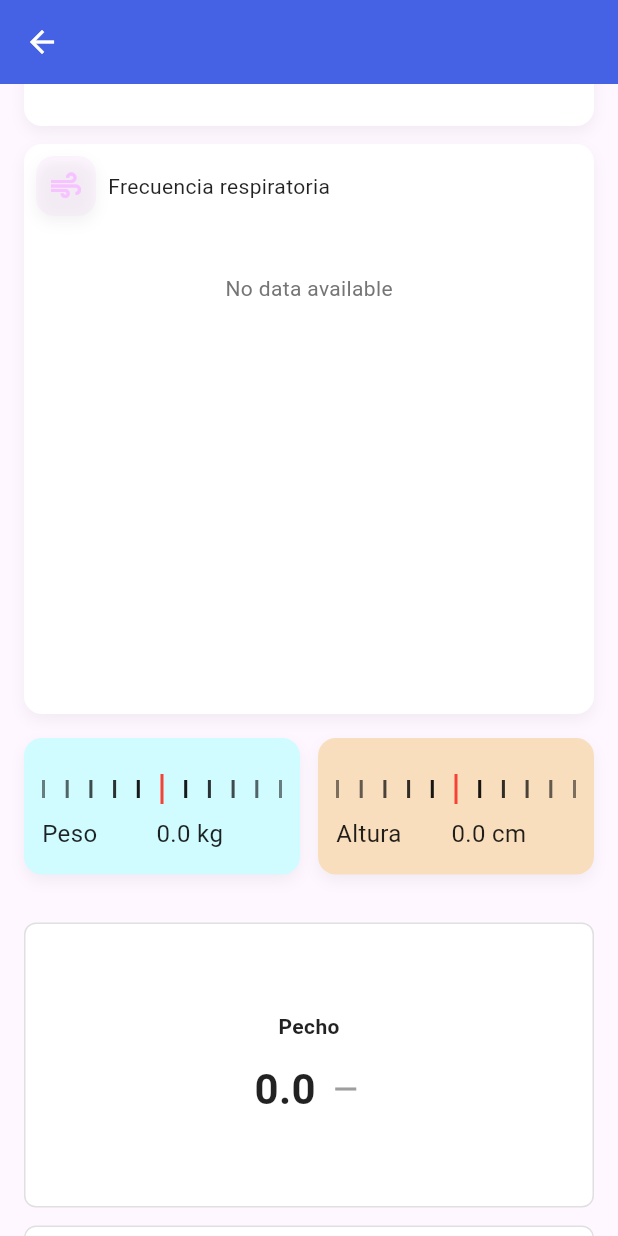
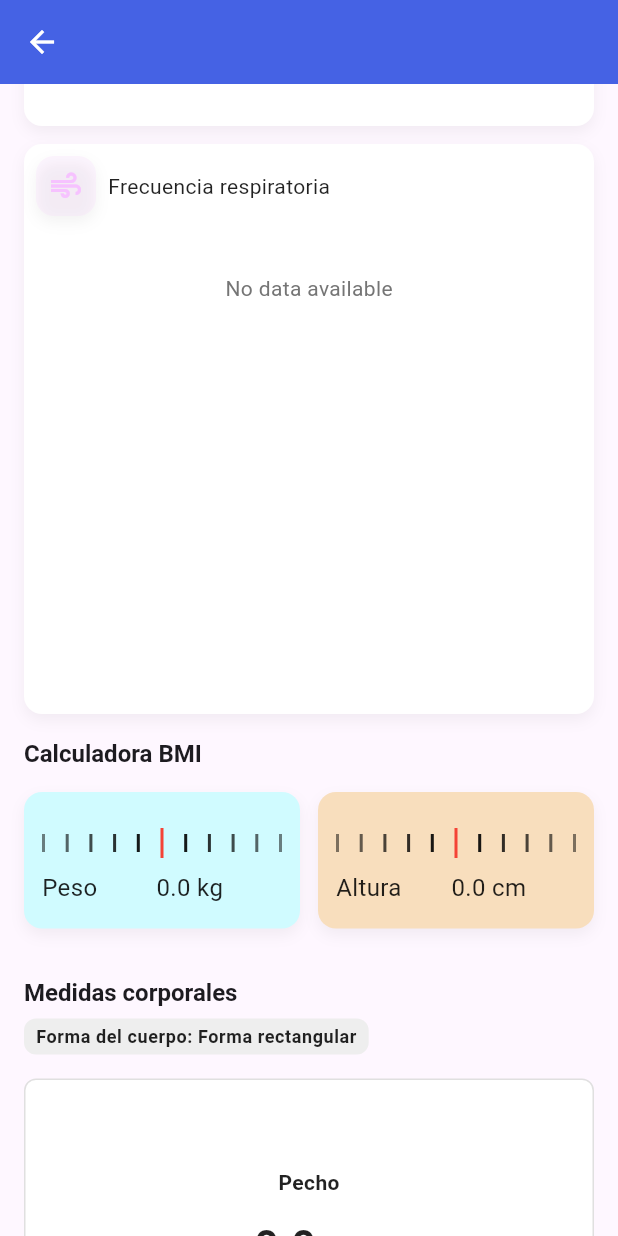
Before and after one commit to pabrcno/indigo, a Flutter app: the PatientProfileScreen screen opened directly with empty values, scrolled down 1152 dp, on a phone screen of 412 x 824 dp. Run offline on Flutter 3.47's test engine with Material 3 defaults, Android fonts, the phone set to English and light mode, and no system bars; our stand-ins replace drift, fl_chart, flutter_riverpod, freezed_annotation; accounts and stored records are empty; generated files the repository leaves out were written again; network calls fail.

Commit message:
add final functionality determine body shape and titles

```diff
--- a/lib/screens/patient_profile.dart
+++ b/lib/screens/patient_profile.dart
@@ -102,6 +102,7 @@ class _PatientProfileScreenState extends ConsumerState<PatientProfileScreen> {
                         flex: 1,
                         child: Column(
                           crossAxisAlignment: CrossAxisAlignment.center,
+                          mainAxisAlignment: MainAxisAlignment.spaceBetween,
                           children: [
                             NotesCard(
                               notes: widget.patient.notes ?? '',
@@ -109,13 +110,12 @@ class _PatientProfileScreenState extends ConsumerState<PatientProfileScreen> {
                                 // Handle note creation
                               },
                             ),
-                            const SizedBox(height: 16),
+                            const SizedBox(height: 48),
                             if (screenWidth >
                                 1200) // Show image only for wide screens
                               Image.asset(
                                 "assets/images/patient.png",
-                                height: 500,
-                                fit: BoxFit.contain,
+                                fit: BoxFit.fitHeight,
                               ),
                           ],
                         ),
--- /dev/null
+++ b/lib/utils/determine_body_shape.dart
@@ -0,0 +1,12 @@
+/// Determine the body shape based on chest, waist, and hips measurements.
+String determineBodyShape(double chest, double waist, double hips) {
+  if (chest > hips && chest > waist) {
+    return "Triángulo invertido";
+  } else if (hips > chest && hips > waist) {
+    return "Forma de pera";
+  } else if ((chest - hips).abs() < 2.0 && (waist / hips) > 0.75) {
+    return "Forma de reloj de arena";
+  } else {
+    return "Forma rectangular";
+  }
+}
--- a/lib/widgets/bmi_calculator_section.dart
+++ b/lib/widgets/bmi_calculator_section.dart
@@ -26,6 +26,13 @@ class BMICalculatorSection extends StatelessWidget {
     return Column(
       crossAxisAlignment: CrossAxisAlignment.stretch,
       children: [
+        Text(
+          "Calculadora BMI",
+          style: Theme.of(context)
+              .textTheme
+              .titleLarge, // Use a predefined text style
+        ),
+        const SizedBox(height: 16),
         // Top row with two ruler widgets
         Row(
           mainAxisAlignment: MainAxisAlignment.spaceBetween,
--- a/lib/widgets/body_metrics_section.dart
+++ b/lib/widgets/body_metrics_section.dart
@@ -1,5 +1,6 @@
 import 'package:flutter/material.dart';
 import 'package:indigo/models/patient_health_metrics/patient_health_metric.dart';
+import 'package:indigo/utils/determine_body_shape.dart';
 import 'package:indigo/utils/patient_metics_ui_mapper.dart';
 import 'package:indigo/widgets/body_metrics_card.dart';
 
@@ -25,7 +26,46 @@ class BodyMetricsSection extends StatelessWidget {
             ? 2
             : 1;
 
-    return GridView.builder(
+    // Fetch the latest values for chest, waist, and hips
+    final double chest =
+        patientMetrics[EPatientHealthMetricField.chest]?.last.value ?? 0.0;
+    final double waist =
+        patientMetrics[EPatientHealthMetricField.waist]?.last.value ?? 0.0;
+    final double hips =
+        patientMetrics[EPatientHealthMetricField.hips]?.last.value ?? 0.0;
+
+    // Determine the body shape
+    final String bodyShape = determineBodyShape(chest, waist, hips);
+
+    return Column(
+      crossAxisAlignment: CrossAxisAlignment.start,
+      children: [
+        // Title
+        Text(
+          "Medidas corporales",
+          style: Theme.of(context).textTheme.titleLarge,
+        ),
+        const SizedBox(height: 8),
+
+        // Body shape tag
+        if (bodyShape.isNotEmpty)
+          Container(
+            padding: const EdgeInsets.symmetric(horizontal: 8, vertical: 4),
+            decoration: BoxDecoration(
+              color: Colors.grey.shade200,
+              borderRadius: BorderRadius.circular(8),
+            ),
+            child: Text(
+              "Forma del cuerpo: $bodyShape",
+              style: Theme.of(context).textTheme.bodySmall?.copyWith(
+                    color: Colors.black87,
+                    fontWeight: FontWeight.bold,
+                  ),
+            ),
+          ),
+        const SizedBox(height: 16),
+        // Grid of body metrics
+        GridView.builder(
           gridDelegate: SliverGridDelegateWithFixedCrossAxisCount(
             crossAxisCount: crossAxisCount,
             crossAxisSpacing: 12,
@@ -52,6 +92,8 @@ class BodyMetricsSection extends StatelessWidget {
               ),
             );
           },
+        ),
+      ],
     );
   }
 }
```
Lines whose indentation alone changed are shown as unchanged.
